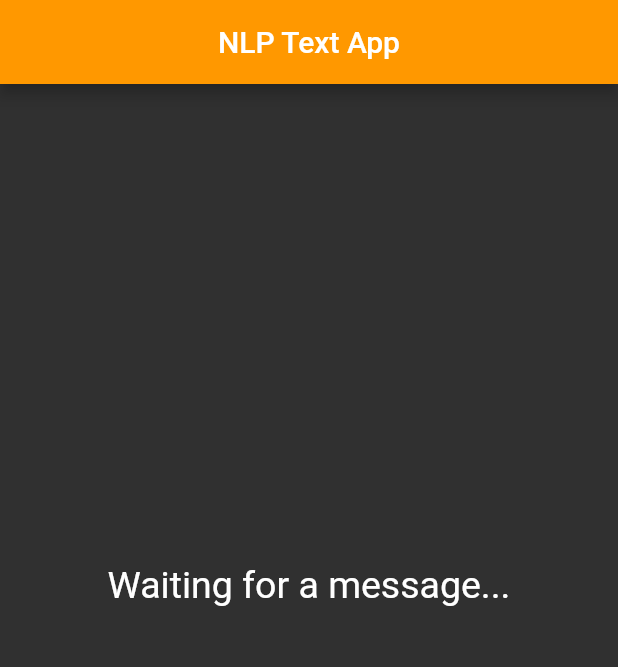
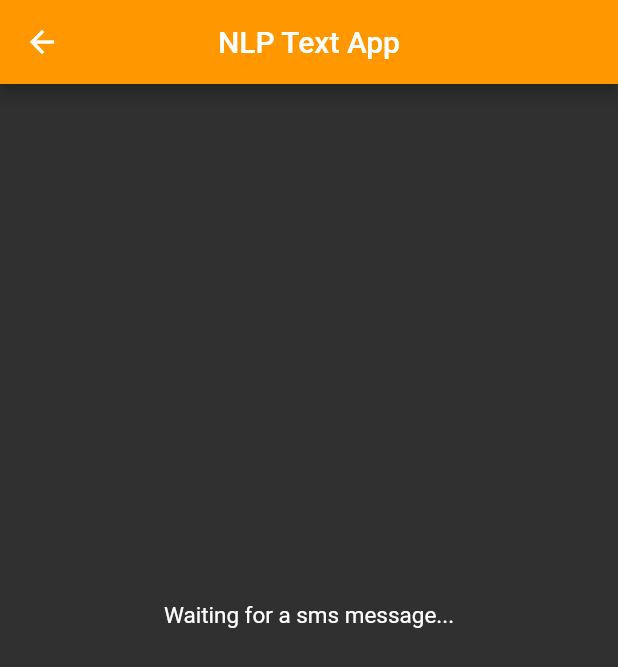
Before and after one commit to MangoDevx/AutoSMS, a Flutter app: the screen it shows after launch, on a phone screen of 412 x 824 dp. Shown: the top 667 px of the screen. Run offline on Flutter 3.47's test engine with Material 2 defaults, Android fonts, the phone set to English and light mode, and no system bars; our stand-ins replace permission_handler.

Commit message:
Added permissions, and splash screen

```diff
--- a/nlp_app/lib/main.dart
+++ b/nlp_app/lib/main.dart
@@ -1,4 +1,8 @@
+import "dart:async";
 import "package:flutter/material.dart";
+import "package:permission_handler/permission_handler.dart";
+
+String _screenText = "Waiting for a sms message...";
 
 void main()async{
   runApp(MyApp());
@@ -17,37 +21,49 @@ class MyApp extends StatelessWidget{
           backgroundColor: Colors.orange
         )
       ),
-      home: AppHome()
+      home: SplashScreen()
     );
   }
 }
 
-class MyAppDeniedPerms extends StatelessWidget{
+class SplashScreen extends StatefulWidget{
+  @override
+  SplashScreenState createState() => SplashScreenState();
+}
+
+class SplashScreenState extends State<SplashScreen>{
+  @override
+  void initState(){
+    super.initState();
+    Future.delayed(Duration.zero, ()async => {
+      requestPermissions(context)
+    });
+  }
   @override
   Widget build(BuildContext context){
-    return Scaffold(
-        body: Center(
-            child:
-            Text("You need to have permissions enabled to use this app.")
-        )
+    return Container(
+      color: Colors.orange,
+      child: DecoratedBox(
+        decoration: BoxDecoration(
+          image: DecorationImage(
+            image: AssetImage('resources/mango.png')
+          )
+        ),
+      )
     );
   }
 }
 
-class AppHome extends StatefulWidget{
+class MainPage extends StatefulWidget{
+  final displayText;
+  MainPage(this.displayText);
   @override
-  MyHomePageState createState() => MyHomePageState();
+  MainPageState createState() => MainPageState(displayText);
 }
 
-class AppHomeDeniedPerms extends StatelessWidget{
-  @override
-  Widget build(BuildContext context){
-    return Text("Permissions need to be enabled for this application.");
-  }
-}
-
-class MyHomePageState extends State<AppHome>{
-  String text = "Waiting for a message...";
+class MainPageState extends State<MainPage>{
+  final displayText;
+  MainPageState(this.displayText);
   @override
   Widget build(BuildContext context){
     return Scaffold(
@@ -58,12 +74,12 @@ class MyHomePageState extends State<AppHome>{
       body: Center(
         child: Padding(
           padding: const EdgeInsets.only(
-            bottom: 100
+            bottom: 60
           ),
           child: Text.rich(
             TextSpan(
-              text: text,
-              style: TextStyle(fontWeight: FontWeight.normal, fontSize: 25)
+              text: displayText,
+              style: TextStyle(fontWeight: FontWeight.normal, fontSize: 15)
             )
           ),
         )
@@ -71,3 +87,15 @@ class MyHomePageState extends State<AppHome>{
     );
   }
 }
+
+Future requestPermissions(BuildContext context)async{
+  var isDenied = await Permission.sms.request().isDenied;
+  if(isDenied)
+    Navigator.push(
+        context, MaterialPageRoute(builder: (context) =>
+        MainPage("Permissions must be enabled to use this app.")));
+  else
+    Navigator.push(
+        context, MaterialPageRoute(builder: (context) =>
+        MainPage("Waiting for a sms message...")));
+}
--- a/nlp_app/pubspec.yaml
+++ b/nlp_app/pubspec.yaml
@@ -27,6 +27,7 @@ dependencies:
   # The following adds the Cupertino Icons font to your application.
   # Use with the CupertinoIcons class for iOS style icons.
   cupertino_icons: ^1.0.2
+  permission_handler: ^8.0.1
 
 dev_dependencies:
   flutter_test:
@@ -42,6 +43,9 @@ flutter:
   # included with your application, so that you can use the icons in
   # the material Icons class.
   uses-material-design: true
+
+  assets:
+    - resources/
 
   # To add assets to your application, add an assets section, like this:
   # assets:
```
Also changed, not shown: nlp_app/pubspec.lock.
